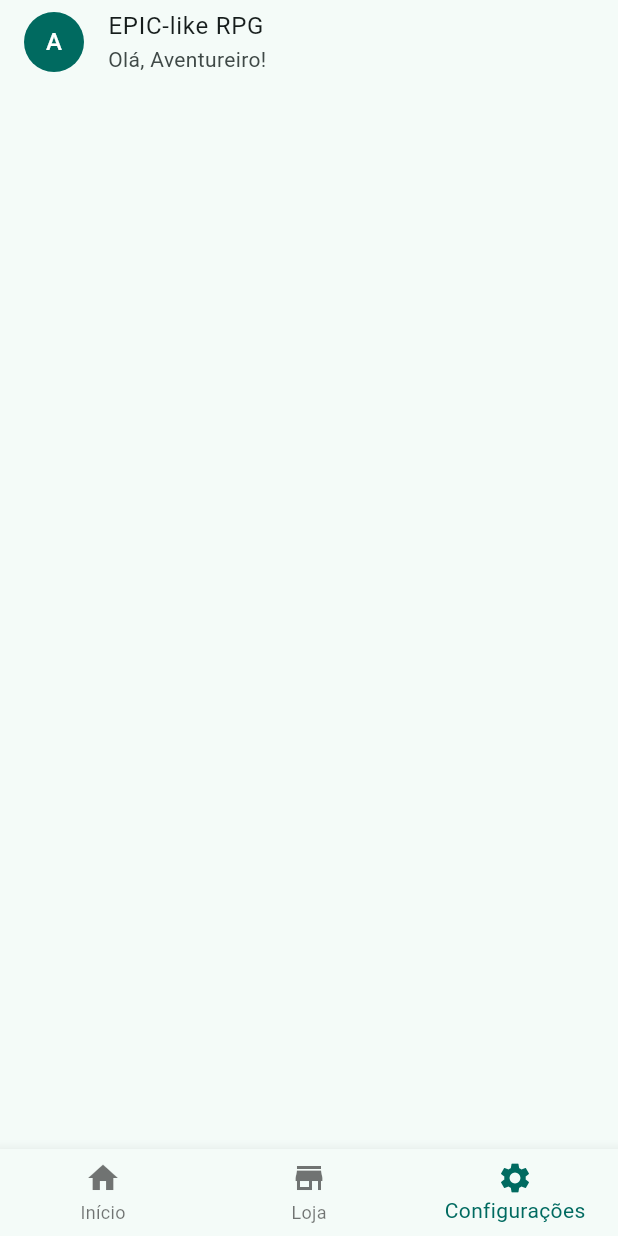
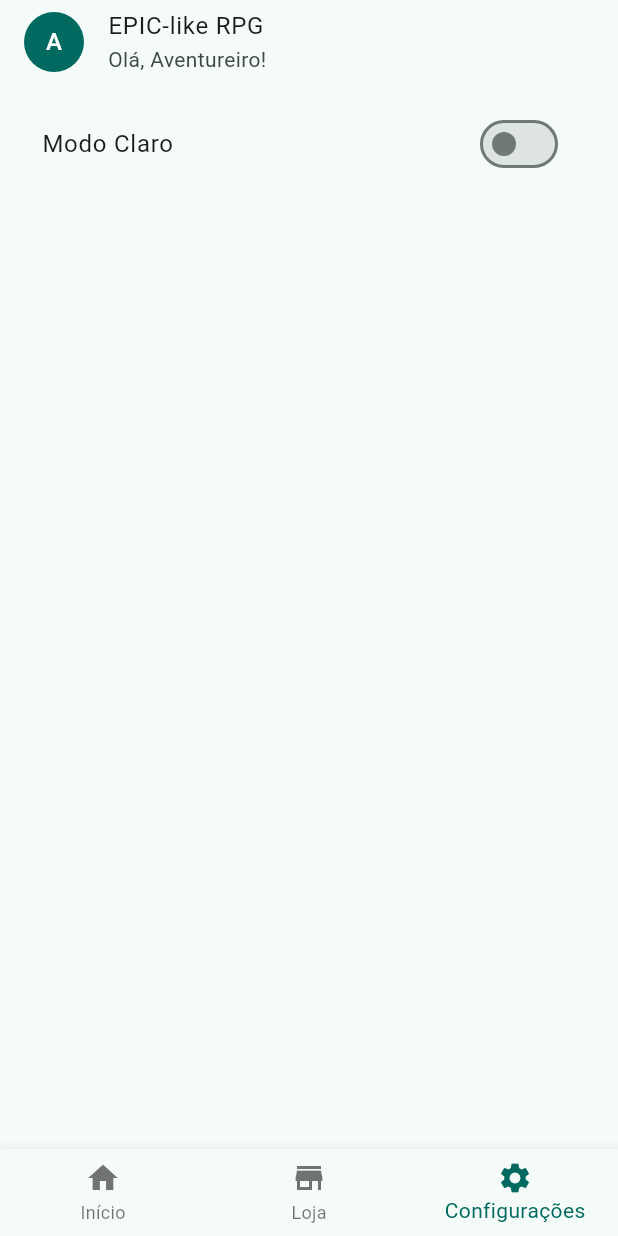
Before and after one commit to Kainato/arena_x, a Flutter app: the screen it shows after launch, item 3 of the bottom bar chosen, on a phone screen of 412 x 824 dp. Run offline on Flutter 3.47's test engine with Material 3 defaults, Android fonts, the phone set to English and light mode, and no system bars.

Commit message:
Adicionar AppState e integrar ao MainApp; criar a tela SettingRead para gerenciamento de tema

```diff
--- a/lib/app.dart
+++ b/lib/app.dart
@@ -1,4 +1,5 @@
 import 'package:arena_x/app/home_read.dart';
+import 'package:arena_x/core/state/app_state.dart';
 import 'package:arena_x/core/state/game_state.dart';
 import 'package:flutter/material.dart';
 import 'package:provider/provider.dart';
@@ -11,14 +12,21 @@ class MainApp extends StatelessWidget {
     return MultiProvider(
       providers: [
         ChangeNotifierProvider(create: (_) => GameState()..bootstrap()),
+        ChangeNotifierProvider(create: (_) => AppState()),
       ],
-      child: MaterialApp(
+      child: Consumer<AppState>(
+        builder: (context, appState, child) {
+          return MaterialApp(
             title: 'EPIC-like RPG',
             theme: ThemeData(
               colorScheme: ColorScheme.fromSeed(seedColor: Colors.teal),
               useMaterial3: true,
             ),
+            darkTheme: ThemeData.dark(),
+            themeMode: appState.themeMode,
             home: const HomeRead(),
+          );
+        },
       ),
     );
   }
--- a/lib/app/home_read.dart
+++ b/lib/app/home_read.dart
@@ -1,3 +1,4 @@
+import 'package:arena_x/app/setting_read.dart';
 import 'package:arena_x/app/shop_read.dart';
 import 'package:arena_x/app/status_read.dart';
 import 'package:flutter/material.dart';
@@ -17,7 +18,7 @@ class HomeRead extends StatelessWidget {
       title: 'EPIC-like RPG',
       currentIndex: game.indexTab,
       onTap: (i) => game.setIndex(i),
-      body: [const StatusRead(), const ShopRead(), Container()],
+      body: [const StatusRead(), const ShopRead(), SettingRead()],
       bottomNavigationBar: [
         BottomNavigationBarItem(icon: const Icon(Icons.home), label: 'Início'),
         BottomNavigationBarItem(icon: const Icon(Icons.store), label: 'Loja'),
--- /dev/null
+++ b/lib/app/setting_read.dart
@@ -0,0 +1,25 @@
+import 'package:arena_x/core/state/app_state.dart';
+import 'package:flutter/material.dart';
+import 'package:provider/provider.dart';
+
+class SettingRead extends StatelessWidget {
+  const SettingRead({super.key});
+
+  @override
+  Widget build(BuildContext context) {
+    final AppState a = context.watch<AppState>();
+
+    return Column(
+      crossAxisAlignment: CrossAxisAlignment.start,
+      children: [
+        SwitchListTile(
+          title: Text(a.themeName),
+          value: a.isDarkMode,
+          onChanged: (value) {
+            a.toggleTheme();
+          },
+        ),
+      ],
+    );
+  }
+}
--- a/lib/app/shop_read.dart
+++ b/lib/app/shop_read.dart
@@ -11,8 +11,7 @@ class ShopRead extends StatelessWidget {
     final game = context.watch<GameState>();
     final catalog = game.loot.getCatalog();
 
-    return Expanded(
-      child: ListView.separated(
+    return ListView.separated(
       itemBuilder: (_, i) {
         final it = catalog[i];
         return ListTile(
@@ -37,7 +36,6 @@ class ShopRead extends StatelessWidget {
       },
       separatorBuilder: (_, __) => const Divider(),
       itemCount: catalog.length,
-      ),
     );
   }
 }
--- /dev/null
+++ b/lib/core/state/app_state.dart
@@ -0,0 +1,41 @@
+import 'package:flutter/foundation.dart';
+import 'package:flutter/material.dart';
+
+class AppState extends ChangeNotifier {
+  bool _themeIsDark = false;
+
+  bool get isDarkMode => _themeIsDark;
+
+  String get themeName {
+    return _themeIsDark ? 'Modo Escuro' : 'Modo Claro';
+  }
+
+  ThemeMode get themeMode {
+    return _themeIsDark ? ThemeMode.dark : ThemeMode.light;
+  }
+
+  void toggleTheme() {
+    _themeIsDark = !_themeIsDark;
+    notifyListeners();
+  }
+
+  void getTheme() {
+    ThemeMode mode =
+        defaultTargetPlatform == TargetPlatform.iOS ||
+            defaultTargetPlatform == TargetPlatform.android
+        ? ThemeMode.system
+        : ThemeMode.light;
+    if (mode == ThemeMode.dark) {
+      _themeIsDark = true;
+    } else {
+      Brightness brightness =
+          WidgetsBinding.instance.platformDispatcher.platformBrightness;
+      if (brightness == Brightness.dark) {
+        _themeIsDark = true;
+      } else {
+        _themeIsDark = false;
+      }
+    }
+    notifyListeners();
+  }
+}
```
Lines whose indentation alone changed are shown as unchanged.
